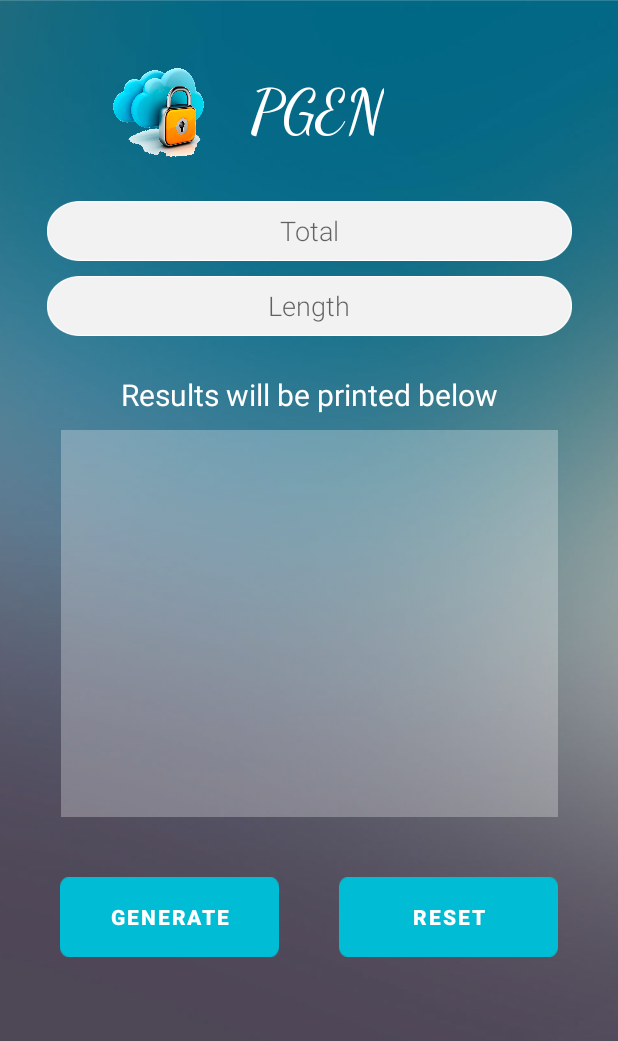
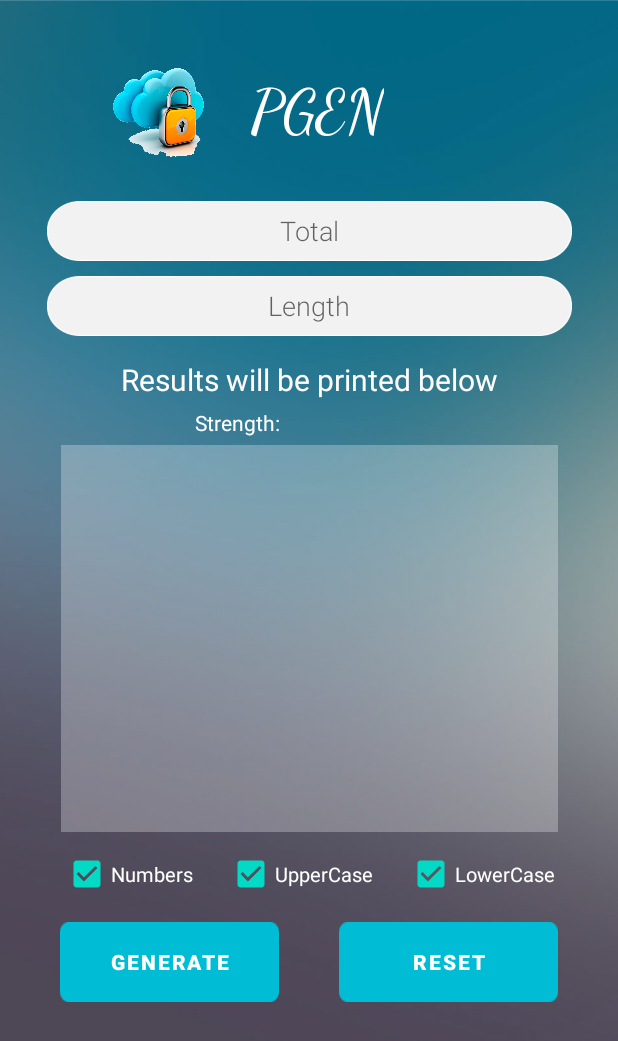
Before and after one commit to GhostWarrior13/Password_Generator_Android_App, an Android app: the screen it shows after launch (MainActivity), on a phone screen of 412 x 824 dp. Shown: the top 1041 px of the screen. Run offline under Robolectric (Android 15) with nearby library versions, the phone set to English and light mode, and no system bars.

Commit message:
Changed the UI a bit

```diff
--- a/app/src/main/java/com/example/passwordgen/MainActivity.java
+++ b/app/src/main/java/com/example/passwordgen/MainActivity.java
@@ -3,14 +3,15 @@ package com.example.passwordgen;
 import androidx.appcompat.app.AppCompatActivity;
 
 import android.content.Context;
+import android.graphics.Color;
 import android.os.Bundle;
 import android.view.View;
-import android.view.Window;
-import android.view.WindowManager;
 import android.view.inputmethod.InputMethodManager;
 import android.widget.AutoCompleteTextView;
 import android.widget.Button;
+import android.widget.CheckBox;
 import android.widget.EditText;
+import android.widget.TextView;
 import android.widget.Toast;
 
 
@@ -26,19 +27,21 @@ public class MainActivity extends AppCompatActivity {
         super.onCreate(savedInstanceState);
         setContentView(R.layout.activity_main);
 
-        AutoCompleteTextView box_total = findViewById(R.id.box_total);
-        AutoCompleteTextView box_length = findViewById(R.id.box_length);
-        Button btnGenerate = findViewById(R.id.btnGenerate);
-        Button btnReset = findViewById(R.id.btnReset);
-        EditText Resultbox = findViewById(R.id.Resultbox);
+        AutoCompleteTextView box_total = (AutoCompleteTextView) findViewById(R.id.box_total);
+        AutoCompleteTextView box_length = (AutoCompleteTextView) findViewById(R.id.box_length);
+        Button btnGenerate = (Button) findViewById(R.id.btnGenerate);
+        Button btnReset =  (Button) findViewById(R.id.btnReset);
+        EditText Resultbox = (EditText) findViewById(R.id.Resultbox);
+        TextView P_Strength = (TextView) findViewById(R.id.P_Strength);
+
 
         btnGenerate.setOnClickListener(new View.OnClickListener() {
             @Override
             public void onClick(View v) {
                 try {
-                    Total =Integer.parseInt( Objects.requireNonNull(box_total.getText()).toString());
-                    Length = Integer.parseInt( Objects.requireNonNull(box_length.getText()).toString());
-                }catch (Exception e){
+                    Total = Integer.parseInt(Objects.requireNonNull(box_total.getText()).toString());
+                    Length = Integer.parseInt(Objects.requireNonNull(box_length.getText()).toString());
+                } catch (Exception e) {
                     Toast.makeText(MainActivity.this, "Empty field not allowed!",
                             Toast.LENGTH_SHORT).show();
                 }
@@ -57,12 +60,28 @@ public class MainActivity extends AppCompatActivity {
                     randomPasswords[i] = randomPassword;
                 }
                 PrintArray(randomPasswords);
+
+                int InputLength = Integer.parseInt(box_length.getText().toString());
+
+                if (InputLength >= 1 ){
+                    P_Strength.setText("Weak");
+                    P_Strength.setTextColor(Color.RED);
+                }
+                if (InputLength >= 8){
+                    P_Strength.setText("Average");
+                    P_Strength.setTextColor(Color.YELLOW);
+                }
+                if (InputLength >= 12 ){
+                    P_Strength.setText("Strong");
+                    P_Strength.setTextColor(Color.GREEN);
+                }
             }
 
-            public void PrintArray(String[] arr){
-                for (int i = 0; i < arr.length ;i++){
+            public void PrintArray(String[] arr) {
+                for (int i = 0; i < arr.length; i++) {
                     Resultbox.append(arr[i] + " \n");
-                }Toast.makeText(MainActivity.this,"Generated Passwords",Toast.LENGTH_SHORT).show();
+                }
+                Toast.makeText(MainActivity.this, "Generated Passwords", Toast.LENGTH_SHORT).show();
             }
 
 
@@ -74,35 +93,50 @@ public class MainActivity extends AppCompatActivity {
                 Resultbox.setText("");
                 box_length.setText("");
                 box_total.setText("");
-                Toast.makeText(MainActivity.this,"Reset Completed!",Toast.LENGTH_SHORT).show();
+                P_Strength.setText("");
+                Toast.makeText(MainActivity.this, "Reset Completed!", Toast.LENGTH_SHORT).show();
             }
         });
 
 
     }
-    public static char randomChar(){
-        int rand = (int)(Math.random()* 62);
 
-        if (rand <= 9){
+    public char randomChar() {
+        CheckBox checkBox2 = findViewById(R.id.checkBox2);
+        CheckBox checkBox3 = findViewById(R.id.checkBox3);
+        CheckBox checkBox4 = findViewById(R.id.checkBox4);
+
+        int rand = (int) (Math.random() * 62);
+
+        if (checkBox4.isChecked()) {
+            if (rand <= 9) {
                 int number = rand + 48;
                 return (char) (number);
-
-        }else if(rand <= 35){
-            int uppercase = rand + 55;
-            return (char)(uppercase);
-
-        }else {
-            int lowercase = rand + 61;
-            return (char)(lowercase);
             }
         }
 
-    private void CloseKeyboard(){
+        if (checkBox3.isChecked()) {
+            if (rand <= 35) {
+                int uppercase = rand + 55;
+                return (char) (uppercase);
+            }
+
+        }
+
+        if (checkBox2.isChecked()) {
+            if (rand >= 36) {
+                int lowercase = rand + 61;
+                return (char) (lowercase);
+            }
+        }
+        return randomChar();
+    }
+    private void CloseKeyboard () {
 
         View view = this.getCurrentFocus();
-        if (view != null){
-            InputMethodManager imm = (InputMethodManager)getSystemService(Context.INPUT_METHOD_SERVICE);
-            imm.hideSoftInputFromWindow(view.getWindowToken(),0);
+        if (view != null) {
+            InputMethodManager imm = (InputMethodManager) getSystemService(Context.INPUT_METHOD_SERVICE);
+            imm.hideSoftInputFromWindow(view.getWindowToken(), 0);
         }
     }
 }
--- a/app/src/main/res/layout/activity_main.xml
+++ b/app/src/main/res/layout/activity_main.xml
@@ -42,7 +42,7 @@
         android:layout_height="53dp"
         android:layout_marginStart="40dp"
         android:layout_marginLeft="40dp"
-        android:layout_marginTop="40dp"
+        android:layout_marginTop="60dp"
         android:layout_marginEnd="20dp"
         android:layout_marginRight="20dp"
         android:background="@drawable/generate"
@@ -62,7 +62,7 @@
         android:layout_height="53dp"
         android:layout_marginStart="20dp"
         android:layout_marginLeft="20dp"
-        android:layout_marginTop="40dp"
+        android:layout_marginTop="60dp"
         android:layout_marginEnd="40dp"
         android:layout_marginRight="40dp"
         android:background="@drawable/generate"
@@ -79,12 +79,12 @@
         android:id="@+id/textView4"
         android:layout_width="wrap_content"
         android:layout_height="wrap_content"
-        android:layout_marginTop="25dp"
+        android:layout_marginTop="15dp"
+        android:clickable="false"
         android:fontFamily="sans-serif-thin"
         android:isScrollContainer="false"
+        android:longClickable="false"
         android:text="Results will be printed below"
-        android:clickable="false"
-        android:longClickable="false"
         android:textColor="@color/white"
         android:textSize="20sp"
         android:textStyle="bold"
@@ -96,7 +96,7 @@
         android:id="@+id/Resultbox"
         android:layout_width="331dp"
         android:layout_height="258dp"
-        android:layout_marginTop="10dp"
+        android:layout_marginTop="30dp"
         android:background="@drawable/whitebox"
         android:clickable="false"
         android:gravity="center_horizontal"
@@ -166,4 +166,87 @@
         app:layout_constraintStart_toEndOf="@+id/autoCompleteTextView"
         app:layout_constraintTop_toTopOf="@+id/background" />
 
+    <CheckBox
+        android:id="@+id/checkBox2"
+        android:layout_width="wrap_content"
+        android:layout_height="wrap_content"
+        android:layout_marginStart="5dp"
+        android:layout_marginLeft="5dp"
+        android:layout_marginTop="1dp"
+        android:layout_marginEnd="30dp"
+        android:layout_marginRight="30dp"
+        android:layout_marginBottom="5dp"
+        android:checked="true"
+        android:text="LowerCase"
+        android:textSize="13sp"
+        android:textColor="@color/white"
+        app:layout_constraintBottom_toTopOf="@+id/btnReset"
+        app:layout_constraintEnd_toEndOf="parent"
+        app:layout_constraintStart_toEndOf="@+id/checkBox3"
+        app:layout_constraintTop_toBottomOf="@+id/Resultbox" />
+
+    <CheckBox
+        android:id="@+id/checkBox3"
+        android:layout_width="wrap_content"
+        android:layout_height="wrap_content"
+        android:layout_marginStart="5dp"
+        android:layout_marginLeft="5dp"
+        android:layout_marginTop="1dp"
+        android:layout_marginEnd="5dp"
+        android:layout_marginRight="5dp"
+        android:layout_marginBottom="5dp"
+        android:checked="true"
+        android:text="UpperCase"
+        android:textSize="13sp"
+        android:textColor="@color/white"
+        app:layout_constraintBottom_toTopOf="@+id/btnGenerate"
+        app:layout_constraintEnd_toStartOf="@+id/checkBox2"
+        app:layout_constraintStart_toEndOf="@+id/checkBox4"
+        app:layout_constraintTop_toBottomOf="@+id/Resultbox" />
+
+    <CheckBox
+        android:id="@+id/checkBox4"
+        android:layout_width="wrap_content"
+        android:layout_height="wrap_content"
+        android:layout_marginStart="30dp"
+        android:layout_marginLeft="30dp"
+        android:layout_marginTop="1dp"
+        android:layout_marginEnd="5dp"
+        android:layout_marginRight="5dp"
+        android:layout_marginBottom="5dp"
+        android:checked="true"
+        android:text="Numbers"
+        android:textSize="13sp"
+        android:textColor="@color/white"
+        app:layout_constraintBottom_toTopOf="@+id/btnGenerate"
+        app:layout_constraintEnd_toStartOf="@+id/checkBox3"
+        app:layout_constraintStart_toStartOf="parent"
+        app:layout_constraintTop_toBottomOf="@+id/Resultbox" />
+
+    <TextView
+        android:id="@+id/textView2"
+        android:layout_width="wrap_content"
+        android:layout_height="wrap_content"
+        android:layout_marginStart="130dp"
+        android:layout_marginLeft="130dp"
+        android:layout_marginTop="5dp"
+        android:layout_marginBottom="5dp"
+        android:text="Strength:"
+        android:textColor="@color/white"
+        app:layout_constraintBottom_toTopOf="@+id/Resultbox"
+        app:layout_constraintStart_toStartOf="parent"
+        app:layout_constraintTop_toBottomOf="@+id/textView4" />
+
+    <TextView
+        android:id="@+id/P_Strength"
+        android:layout_width="wrap_content"
+        android:layout_height="wrap_content"
+        android:layout_marginStart="5dp"
+        android:layout_marginLeft="5dp"
+        android:layout_marginTop="5dp"
+        android:layout_marginBottom="5dp"
+        app:layout_constraintBottom_toTopOf="@+id/Resultbox"
+        app:layout_constraintStart_toEndOf="@+id/textView2"
+        app:layout_constraintTop_toBottomOf="@+id/textView4" />
+
 </androidx.constraintlayout.widget.ConstraintLayout>
```
Lines whose indentation alone changed are shown as unchanged.
